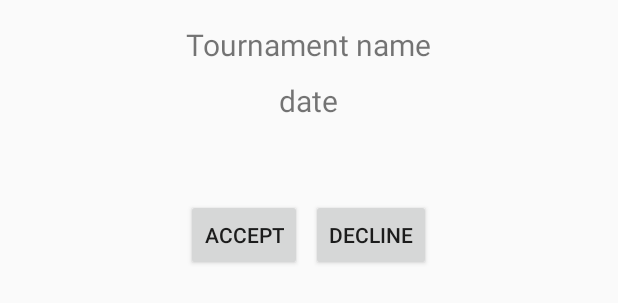
After one commit to Glennmen/ICTProjects3, an Android app: the layout activity_tournament_view.xml on its own in the app's theme, with its tools: preview values and no code run, on a phone screen of 412 x 824 dp. The commit adds this screen. Shown: the top 303 px of the screen. Run offline under Robolectric (Android 15) with nearby library versions, the phone set to English and light mode, and no system bars.

Commit message:
accepting tournaments page done

```diff
--- a/MobieleAppBowling/app/src/main/AndroidManifest.xml
+++ b/MobieleAppBowling/app/src/main/AndroidManifest.xml
@@ -27,6 +27,8 @@
         </activity>
         <activity android:name=".itemListView" >
         </activity>
+        <activity android:name=".tournamentView" >
+        </activity>
     </application>
 
 </manifest>
--- /dev/null
+++ b/MobieleAppBowling/app/src/main/res/layout/activity_tournament_view.xml
@@ -0,0 +1,50 @@
+<?xml version="1.0" encoding="utf-8"?>
+<RelativeLayout xmlns:android="http://schemas.android.com/apk/res/android"
+    xmlns:tools="http://schemas.android.com/tools" android:layout_width="match_parent"
+    android:layout_height="match_parent" android:paddingLeft="@dimen/activity_horizontal_margin"
+    android:paddingRight="@dimen/activity_horizontal_margin"
+    android:paddingTop="@dimen/activity_vertical_margin"
+    android:paddingBottom="@dimen/activity_vertical_margin"
+    tools:context="com.example.ictprojects.mobieleappbowling.tournamentView">
+
+    <TextView
+    android:id="@+id/TournamentName"
+    android:text="@string/tournamentName"
+    android:layout_width="wrap_content"
+    android:layout_height="wrap_content"
+    android:layout_centerHorizontal="true"
+    android:textSize="20dp"/>
+
+    <TextView
+        android:id="@+id/Date"
+        android:text="@string/date"
+        android:layout_below="@+id/TournamentName"
+        android:layout_marginTop="10dp"
+        android:layout_width="wrap_content"
+        android:layout_height="wrap_content"
+        android:layout_centerHorizontal="true"
+        android:textSize="20dp"/>
+
+    <Button
+        style="?android:attr/buttonStyleSmall"
+        android:layout_width="wrap_content"
+        android:layout_height="wrap_content"
+        android:text="@string/accept"
+        android:id="@+id/button"
+        android:layout_below="@+id/Date"
+        android:layout_alignLeft="@+id/TournamentName"
+        android:layout_alignStart="@+id/TournamentName"
+        android:layout_marginTop="52dp" />
+
+    <Button
+        style="?android:attr/buttonStyleSmall"
+        android:layout_width="wrap_content"
+        android:layout_height="wrap_content"
+        android:text="@string/decline"
+        android:id="@+id/button2"
+        android:layout_alignTop="@+id/button"
+        android:layout_alignRight="@+id/TournamentName"
+        android:layout_alignEnd="@+id/TournamentName" />
+
+
+</RelativeLayout>
--- a/MobieleAppBowling/app/src/main/res/values/strings.xml
+++ b/MobieleAppBowling/app/src/main/res/values/strings.xml
@@ -14,4 +14,7 @@
     <string name="name">name</string>
     <string name="inbox">challenged tournaments</string>
     <string name="GameName">Name of the Game</string>
+    <string name="tournamentName">Tournament name</string>
+    <string name="accept">Accept</string>
+    <string name="decline">Decline</string>
 </resources>
```
Also changed, not shown: MobieleAppBowling/app/src/main/java/com/example/ictprojects/mobieleappbowling/itemListView.java (+15 -19 lines), MobieleAppBowling/app/src/main/java/com/example/ictprojects/mobieleappbowling/tournamentView.java (added, +43 -0 lines).
